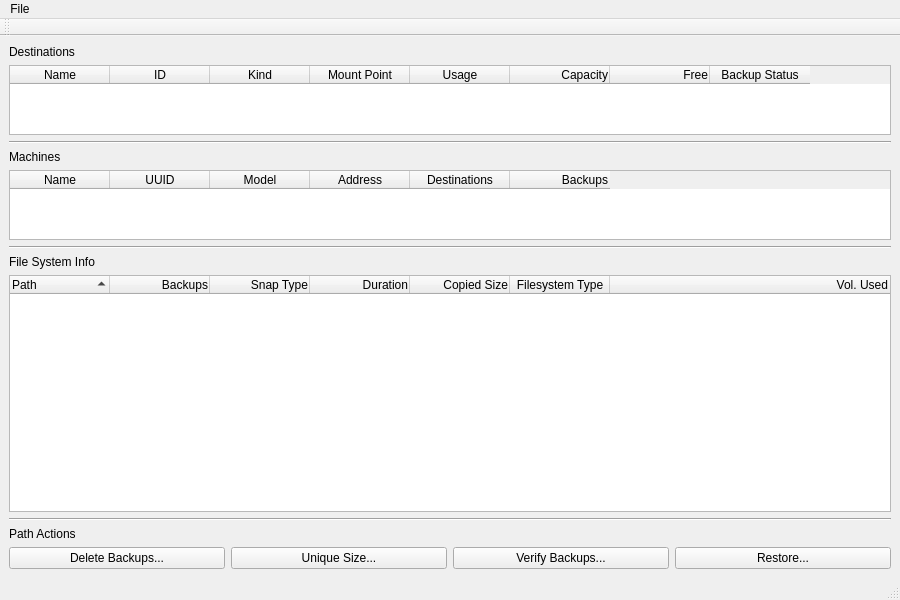
The window that mainwindow.ui (louis-langholtz/time-machine-helper) describes before a commit, drawn with Qt 5.
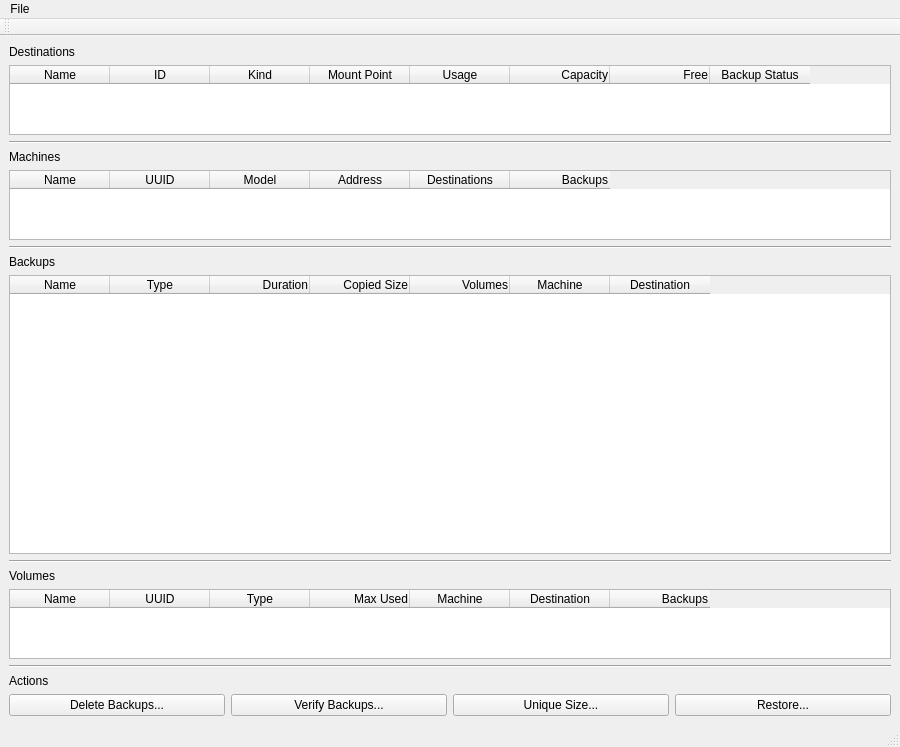
The same window after the commit. Custom widgets are drawn as their Qt base class.

Commit message: Replaces Paths section with Backups & Volumes

The edit to the form file:
```diff
--- a/mainwindow.ui
+++ b/mainwindow.ui
@@ -7,7 +7,7 @@
     <x>0</x>
     <y>0</y>
     <width>900</width>
-    <height>600</height>
+    <height>747</height>
    </rect>
   </property>
   <property name="windowTitle">
@@ -192,103 +192,135 @@
          <string>File system info for Time Machine associated paths.</string>
         </property>
         <property name="text">
-         <string>File System Info</string>
+         <string>Backups</string>
         </property>
        </widget>
       </item>
       <item>
-       <widget class="QTreeWidget" name="mountPointsWidget">
+       <widget class="QTableWidget" name="backupsTable">
+        <attribute name="horizontalHeaderShowSortIndicator" stdset="0">
+         <bool>true</bool>
+        </attribute>
+        <attribute name="verticalHeaderVisible">
+         <bool>false</bool>
+        </attribute>
+        <column>
+         <property name="text">
+          <string>Name</string>
+         </property>
+        </column>
+        <column>
+         <property name="text">
+          <string>Type</string>
+         </property>
+        </column>
+        <column>
+         <property name="text">
+          <string>Duration</string>
+         </property>
+         <property name="textAlignment">
+          <set>AlignTrailing|AlignVCenter</set>
+         </property>
+        </column>
+        <column>
+         <property name="text">
+          <string>Copied Size</string>
+         </property>
+         <property name="textAlignment">
+          <set>AlignTrailing|AlignVCenter</set>
+         </property>
+        </column>
+        <column>
+         <property name="text">
+          <string>Volumes</string>
+         </property>
+         <property name="textAlignment">
+          <set>AlignTrailing|AlignVCenter</set>
+         </property>
+        </column>
+        <column>
+         <property name="text">
+          <string>Machine</string>
+         </property>
+        </column>
+        <column>
+         <property name="text">
+          <string>Destination</string>
+         </property>
+        </column>
+       </widget>
+      </item>
+      <item>
+       <widget class="Line" name="line_2">
+        <property name="orientation">
+         <enum>Qt::Horizontal</enum>
+        </property>
+       </widget>
+      </item>
+      <item>
+       <widget class="QLabel" name="volumesLabel">
+        <property name="text">
+         <string>Volumes</string>
+        </property>
+       </widget>
+      </item>
+      <item>
+       <widget class="QTableWidget" name="volumesTable">
         <property name="sizePolicy">
-         <sizepolicy hsizetype="Expanding" vsizetype="Expanding">
+         <sizepolicy hsizetype="Expanding" vsizetype="Fixed">
           <horstretch>0</horstretch>
           <verstretch>0</verstretch>
          </sizepolicy>
         </property>
         <property name="minimumSize">
          <size>
-          <width>441</width>
+          <width>0</width>
           <height>0</height>
          </size>
         </property>
-        <property name="styleSheet">
-         <string notr="true"/>
+        <property name="sizeAdjustPolicy">
+         <enum>QAbstractScrollArea::AdjustToContents</enum>
         </property>
-        <property name="indentation">
-         <number>10</number>
-        </property>
-        <property name="sortingEnabled">
-         <bool>true</bool>
-        </property>
-        <attribute name="headerShowSortIndicator" stdset="0">
-         <bool>true</bool>
+        <attribute name="verticalHeaderVisible">
+         <bool>false</bool>
         </attribute>
         <column>
          <property name="text">
-          <string>Path</string>
+          <string>Name</string>
          </property>
-         <property name="toolTip">
-          <string>Path from mount point shown in Destination Info.</string>
+        </column>
+        <column>
+         <property name="text">
+          <string>UUID</string>
+         </property>
+        </column>
+        <column>
+         <property name="text">
+          <string>Type</string>
+         </property>
+        </column>
+        <column>
+         <property name="text">
+          <string>Max Used</string>
+         </property>
+         <property name="textAlignment">
+          <set>AlignTrailing|AlignVCenter</set>
+         </property>
+        </column>
+        <column>
+         <property name="text">
+          <string>Machine</string>
+         </property>
+        </column>
+        <column>
+         <property name="text">
+          <string>Destination</string>
          </property>
         </column>
         <column>
          <property name="text">
           <string>Backups</string>
          </property>
-         <property name="toolTip">
-          <string>Count of backups in a &quot;machine directory&quot;.</string>
-         </property>
-         <property name="textAlignment">
-          <set>AlignTrailing|AlignVCenter</set>
-         </property>
-        </column>
-        <column>
-         <property name="text">
-          <string>Snap Type</string>
-         </property>
-         <property name="toolTip">
-          <string>Snapshot type for &quot;backup&quot; directories.</string>
-         </property>
-         <property name="textAlignment">
-          <set>AlignTrailing|AlignVCenter</set>
-         </property>
-        </column>
-        <column>
-         <property name="text">
-          <string>Duration</string>
-         </property>
-         <property name="toolTip">
-          <string>&lt;html&gt;&lt;head/&gt;&lt;body&gt;&lt;p&gt;Time elapsed between start &amp;amp; finish of backup in hh:mm:ss format.&lt;/p&gt;&lt;/body&gt;&lt;/html&gt;</string>
-         </property>
-         <property name="textAlignment">
-          <set>AlignTrailing|AlignVCenter</set>
-         </property>
-        </column>
-        <column>
-         <property name="text">
-          <string>Copied Size</string>
-         </property>
-         <property name="toolTip">
-          <string>Amount of data copied in megabytes.</string>
-         </property>
-         <property name="textAlignment">
-          <set>AlignTrailing|AlignVCenter</set>
-         </property>
-        </column>
-        <column>
-         <property name="text">
-          <string>Filesystem Type</string>
-         </property>
-         <property name="toolTip">
-          <string>File system type name.</string>
-         </property>
-         <property name="textAlignment">
-          <set>AlignCenter</set>
-         </property>
-        </column>
-        <column>
-         <property name="text">
-          <string>Vol. Used</string>
-         </property>
          <property name="textAlignment">
           <set>AlignTrailing|AlignVCenter</set>
          </property>
@@ -296,7 +328,7 @@
        </widget>
       </item>
       <item>
-       <widget class="Line" name="line_2">
+       <widget class="Line" name="line_4">
         <property name="orientation">
          <enum>Qt::Horizontal</enum>
         </property>
@@ -308,7 +340,7 @@
          <string>Path based actions. Note that these actions are only available when one or more paths are selected.</string>
         </property>
         <property name="text">
-         <string>Path Actions</string>
+         <string>Actions</string>
         </property>
        </widget>
       </item>
@@ -324,16 +356,6 @@
           </property>
          </widget>
         </item>
-        <item>
-         <widget class="QPushButton" name="uniqueSizePushButton">
-          <property name="toolTip">
-           <string>Unique size of paths within a machine directory.</string>
-          </property>
-          <property name="text">
-           <string>Unique Size...</string>
-          </property>
-         </widget>
-        </item>
         <item>
          <widget class="QPushButton" name="verifyingPushButton">
           <property name="toolTip">
@@ -344,6 +366,16 @@
           </property>
          </widget>
         </item>
+        <item>
+         <widget class="QPushButton" name="uniqueSizePushButton">
+          <property name="toolTip">
+           <string>Unique size of paths within a backup volume.</string>
+          </property>
+          <property name="text">
+           <string>Unique Size...</string>
+          </property>
+         </widget>
+        </item>
         <item>
          <widget class="QPushButton" name="restoringPushButton">
           <property name="toolTip">
```
Left out of the diff: 24 changed lines with no effect on the pictures. The commit also changes 9 other files.
